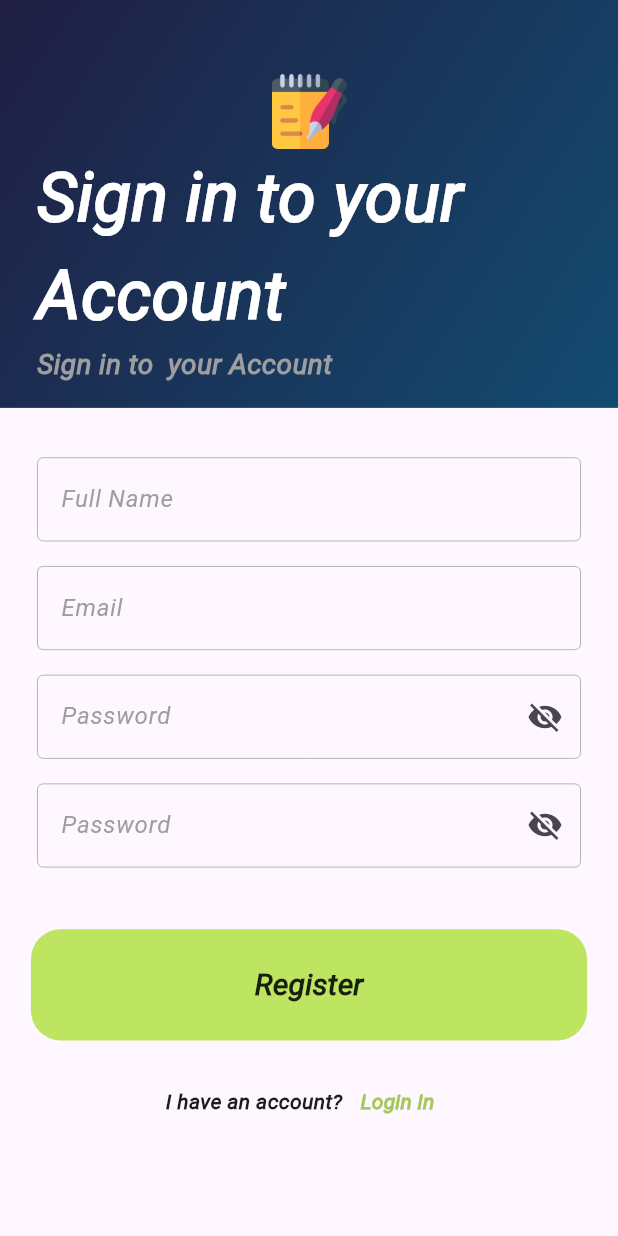
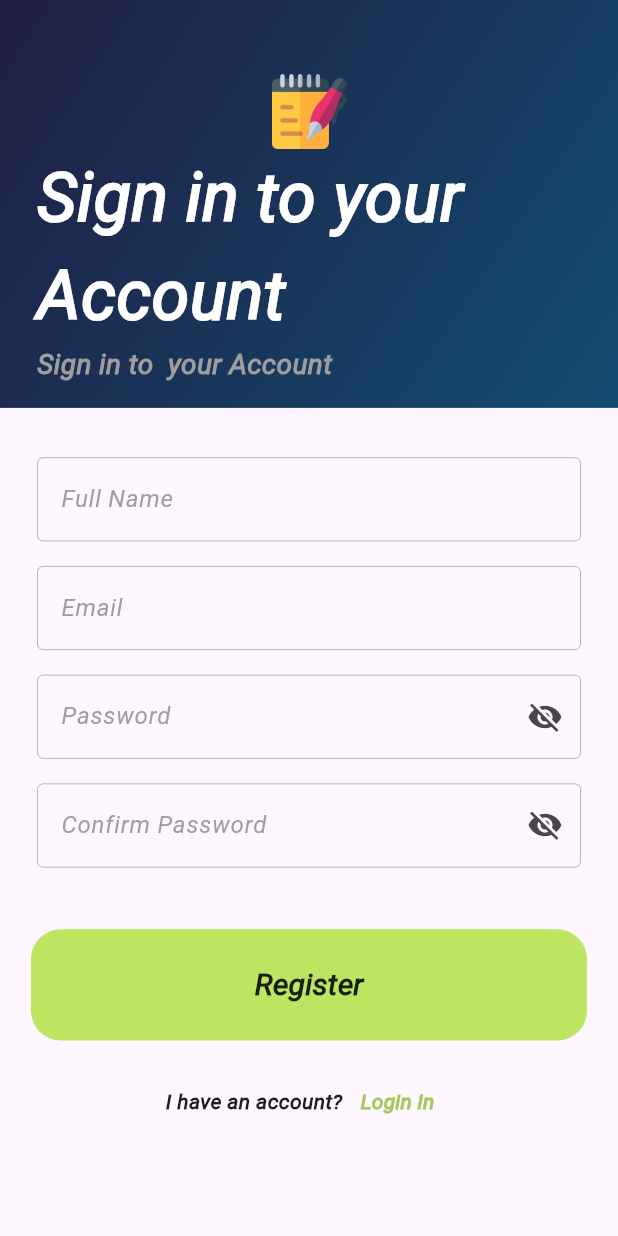
Before and after one commit to Abdullah-T3/My_notes, a Flutter app: the SignupPage screen opened by its route, on a phone screen of 412 x 824 dp. Run offline on Flutter 3.47's test engine with Material 3 defaults, Android fonts, the phone set to English and light mode, and no system bars; our stand-ins replace firebase_auth, firebase_core; accounts and stored records are empty; network calls fail; Roboto replaces fonts that are missing (Poppins).

Commit message:
login and sign up

```diff
--- a/lib/componentes/inputDecorationText.dart
+++ b/lib/componentes/inputDecorationText.dart
@@ -1,7 +1,7 @@
 import 'package:flutter/material.dart';
 
 
-InputDecoration inputdecoration (VoidCallback? onpressed,bool ispressd) {
+InputDecoration inputdecoration (VoidCallback? onpressed,bool ispressd,String text) {
   return InputDecoration(
     suffixIcon: IconButton(
         onPressed:onpressed,
@@ -21,12 +21,12 @@ InputDecoration inputdecoration (VoidCallback? onpressed,bool ispressd) {
     labelStyle: TextStyle(
       color: Colors.grey,
     ),
-    labelText: "Password",
+    labelText: text,
     alignLabelWithHint: true,
     hintStyle: TextStyle(
         color: Colors.grey,
         fontSize: 10,
         fontWeight: FontWeight.bold,
-        fontFamily: 'Poppins'),
+        ),
   );
 }
--- a/lib/views/SignInPage_View.dart
+++ b/lib/views/SignInPage_View.dart
@@ -45,11 +45,10 @@ class _LoginPageState extends State<LoginPage> {
                       left: deviceInfo.screenWidth * 0.06),
                   child: Cust_Textfield(
                     Mycontroller: Passwordcontroller,
-                    labelText: "Password",
                     inputDecoration:inputdecoration(() {
                       ispressd = !ispressd;
                       setState(() {});
-                    }, ispressd),
+                    }, ispressd,"Password"),
                     MyobscureText: ispressd,
                   )),
               Padding(
--- a/lib/views/SignUpPage_View.dart
+++ b/lib/views/SignUpPage_View.dart
@@ -64,11 +64,10 @@ class _SignupPage extends State<SignupPage> {
                       left: deviceInfo.screenWidth * 0.06),
                   child: Cust_Textfield(
                     Mycontroller: Passwordcontroller,
-                    labelText: "Password",
                     inputDecoration: inputdecoration(() {
                       ispressd2 = !ispressd2;
                       setState(() {});
-                    }, ispressd2),
+                    }, ispressd2,"Password"),
                     MyobscureText: ispressd,
                   )),
               Padding(
@@ -81,7 +80,7 @@ class _SignupPage extends State<SignupPage> {
                     inputDecoration: inputdecoration(() {
                       ispressd2 = !ispressd2;
                       setState(() {});
-                    }, ispressd2),
+                    }, ispressd2,"Confirm Password"),
                     MyobscureText: ispressd,
                   )),
               SizedBox(
```
